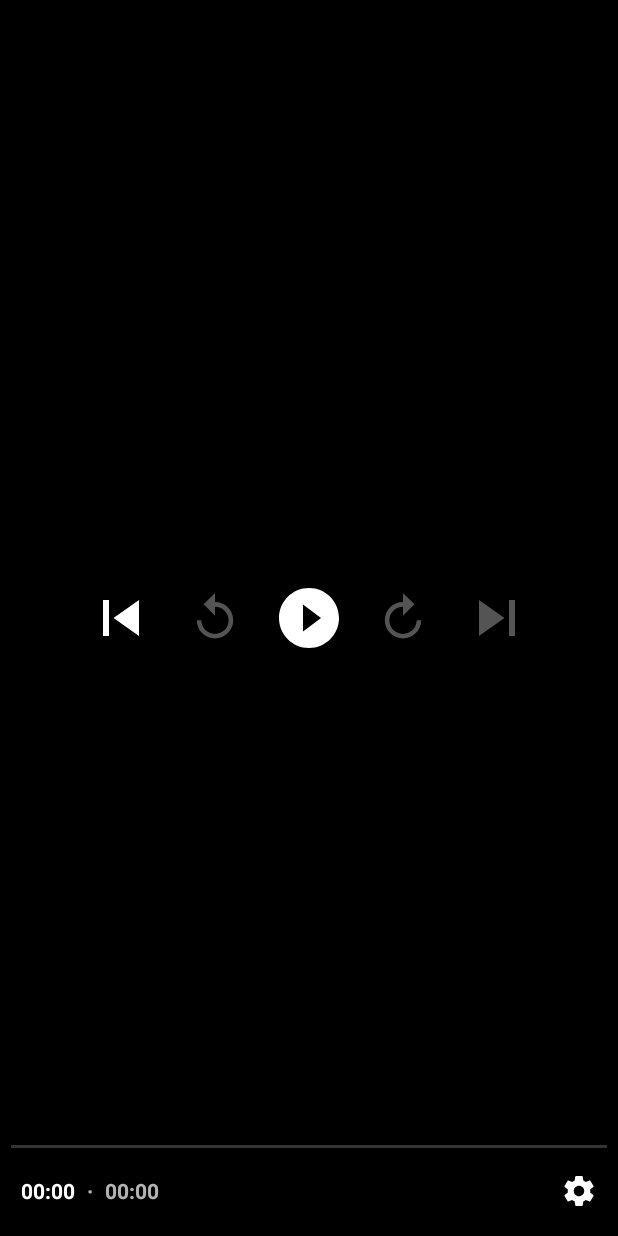
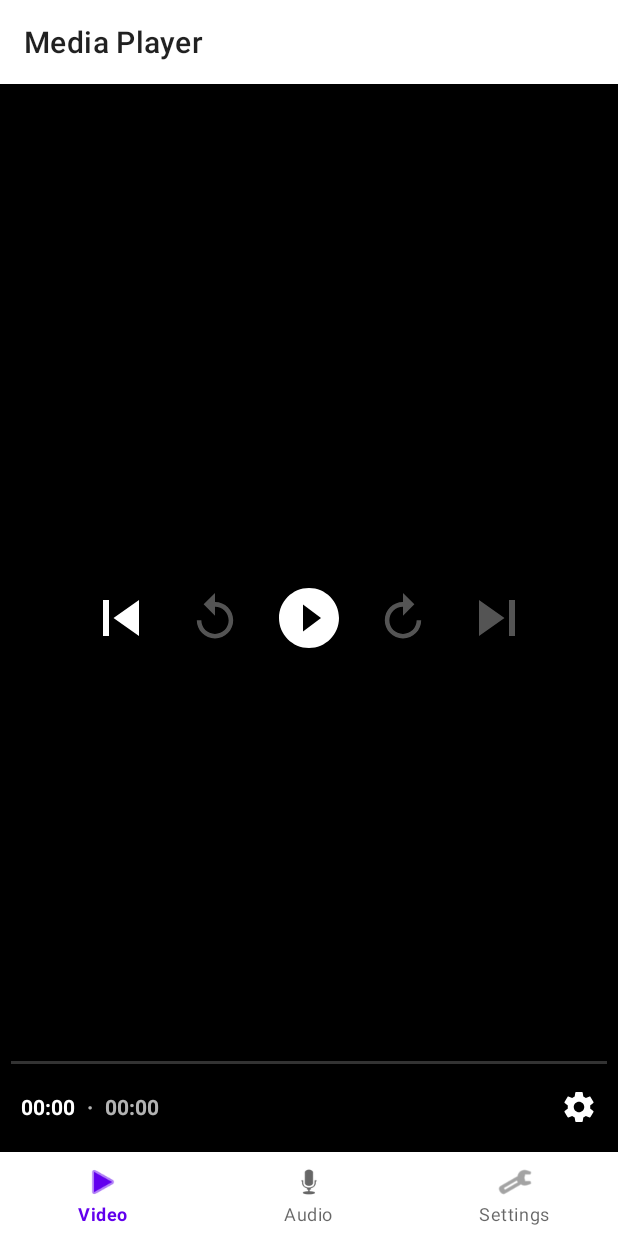
Before and after one commit to anshsaini8445/Max-AI-Player, an Android app: the screen it shows after launch (MainActivity), on a phone screen of 412 x 824 dp. Run offline under Robolectric (Android 15) with nearby library versions, the light colour scheme and no system bars.

Commit message:
🚀 AI Successfully Coded App via Self-Healing

```diff
--- a/app/src/main/AndroidManifest.xml
+++ b/app/src/main/AndroidManifest.xml
@@ -1,10 +1,8 @@
 <?xml version="1.0" encoding="utf-8"?>
 <manifest xmlns:android="http://schemas.android.com/apk/res/android">
     <uses-permission android:name="android.permission.INTERNET" />
-    <uses-permission android:name="android.permission.READ_MEDIA_VIDEO" />
-    <uses-permission android:name="android.permission.READ_MEDIA_AUDIO" />
-    <application android:allowBackup="true" android:label="Max Player" android:theme="@style/Theme.AppCompat.DayNight.NoActionBar">
-        <activity android:name=".MainActivity" android:exported="true" android:supportsPictureInPicture="true">
+    <application android:allowBackup="true" android:label="Max Player" android:theme="@style/Theme.MaterialComponents.DayNight.NoActionBar">
+        <activity android:name=".MainActivity" android:exported="true">
             <intent-filter>
                 <action android:name="android.intent.action.MAIN" />
                 <category android:name="android.intent.category.LAUNCHER" />
--- a/app/src/main/java/com/app/mediaplayer/MainActivity.kt
+++ b/app/src/main/java/com/app/mediaplayer/MainActivity.kt
@@ -1,23 +1,82 @@
 package com.app.mediaplayer
+
 import android.os.Bundle
+import android.widget.Toast
 import androidx.appcompat.app.AppCompatActivity
 import androidx.media3.common.MediaItem
 import androidx.media3.exoplayer.ExoPlayer
 import androidx.media3.ui.PlayerView
+import com.google.android.material.bottomnavigation.BottomNavigationView
 
 class MainActivity : AppCompatActivity() {
+
     private var player: ExoPlayer? = null
+    private lateinit var playerView: PlayerView
+    private lateinit var bottomNav: BottomNavigationView
+
     override fun onCreate(savedInstanceState: Bundle?) {
         super.onCreate(savedInstanceState)
         setContentView(R.layout.activity_main)
-        val playerView = findViewById<PlayerView>(R.id.player_view)
-        player = ExoPlayer.Builder(this).build()
-        playerView.player = player
-        val mediaItem = MediaItem.fromUri("https://storage.googleapis.com/exoplayer-test-media-0/BigBuckBunny_320x180.mp4")
-        player?.setMediaItem(mediaItem)
-        player?.prepare()
-        player?.playWhenReady = true
+
+        playerView = findViewById(R.id.player_view)
+        bottomNav = findViewById(R.id.bottom_navigation)
+
+        setupBottomNavigation()
     }
-    override fun onStop() { super.onStop(); player?.pause() }
-    override fun onDestroy() { super.onDestroy(); player?.release() }
+
+    private fun setupBottomNavigation() {
+        bottomNav.setOnItemSelectedListener { item ->
+            when (item.itemId) {
+                R.id.nav_video -> {
+                    Toast.makeText(this, "Video", Toast.LENGTH_SHORT).show()
+                    true
+                }
+                R.id.nav_audio -> {
+                    Toast.makeText(this, "Audio", Toast.LENGTH_SHORT).show()
+                    true
+                }
+                R.id.nav_settings -> {
+                    Toast.makeText(this, "Settings", Toast.LENGTH_SHORT).show()
+                    true
+                }
+                else -> false
+            }
+        }
+    }
+
+    private fun initializePlayer() {
+        if (player == null) {
+            player = ExoPlayer.Builder(this).build().also { exoPlayer ->
+                playerView.player = exoPlayer
+                val mediaItem = MediaItem.fromUri("https://storage.googleapis.com/exoplayer-test-media-0/BigBuckBunny_320x180.mp4")
+                exoPlayer.setMediaItem(mediaItem)
+                exoPlayer.prepare()
+                exoPlayer.playWhenReady = true
+            }
+        }
+    }
+
+    private fun releasePlayer() {
+        player?.let { exoPlayer ->
+            exoPlayer.release()
+        }
+        player = null
+    }
+
+    override fun onStart() {
+        super.onStart()
+        initializePlayer()
+    }
+
+    override fun onResume() {
+        super.onResume()
+        if (player == null) {
+            initializePlayer()
+        }
+    }
+
+    override fun onStop() {
+        super.onStop()
+        releasePlayer()
+    }
 }
--- a/app/src/main/res/layout/activity_main.xml
+++ b/app/src/main/res/layout/activity_main.xml
@@ -1,16 +1,34 @@
 <?xml version="1.0" encoding="utf-8"?>
-<androidx.constraintlayout.widget.ConstraintLayout
-    xmlns:android="http://schemas.android.com/apk/res/android"
+<RelativeLayout xmlns:android="http://schemas.android.com/apk/res/android"
     xmlns:app="http://schemas.android.com/apk/res-auto"
-    android:background="#0F0F0F"
-    android:layout_height="match_parent"
-    android:layout_width="match_parent">
-    <androidx.media3.ui.PlayerView
-        android:id="@+id/player_view"
+    android:layout_width="match_parent"
+    android:layout_height="match_parent">
+
+    <com.google.android.material.appbar.MaterialToolbar
+        android:id="@+id/toolbar"
+        android:layout_width="match_parent"
+        android:layout_height="?attr/actionBarSize"
+        android:layout_alignParentTop="true"
+        app:title="Media Player" />
+
+    <FrameLayout
+        android:id="@+id/content_frame"
         android:layout_width="match_parent"
         android:layout_height="match_parent"
-        app:use_controller="true"
-        app:show_buffering="when_playing"
-        app:layout_constraintTop_toTopOf="parent"
-        app:layout_constraintBottom_toBottomOf="parent" />
-</androidx.constraintlayout.widget.ConstraintLayout>
+        android:layout_above="@+id/bottom_navigation"
+        android:layout_below="@+id/toolbar">
+
+        <androidx.media3.ui.PlayerView
+            android:id="@+id/player_view"
+            android:layout_width="match_parent"
+            android:layout_height="match_parent" />
+    </FrameLayout>
+
+    <com.google.android.material.bottomnavigation.BottomNavigationView
+        android:id="@+id/bottom_navigation"
+        android:layout_width="match_parent"
+        android:layout_height="wrap_content"
+        android:layout_alignParentBottom="true"
+        app:menu="@menu/bottom_nav_menu" />
+
+</RelativeLayout>
--- /dev/null
+++ b/app/src/main/res/menu/bottom_nav_menu.xml
@@ -0,0 +1,15 @@
+<?xml version="1.0" encoding="utf-8"?>
+<menu xmlns:android="http://schemas.android.com/apk/res/android">
+    <item
+        android:id="@+id/nav_video"
+        android:icon="@android:drawable/ic_media_play"
+        android:title="Video" />
+    <item
+        android:id="@+id/nav_audio"
+        android:icon="@android:drawable/ic_btn_speak_now"
+        android:title="Audio" />
+    <item
+        android:id="@+id/nav_settings"
+        android:icon="@android:drawable/ic_menu_preferences"
+        android:title="Settings" />
+</menu>
```
Also changed, not shown: 44 other files.
